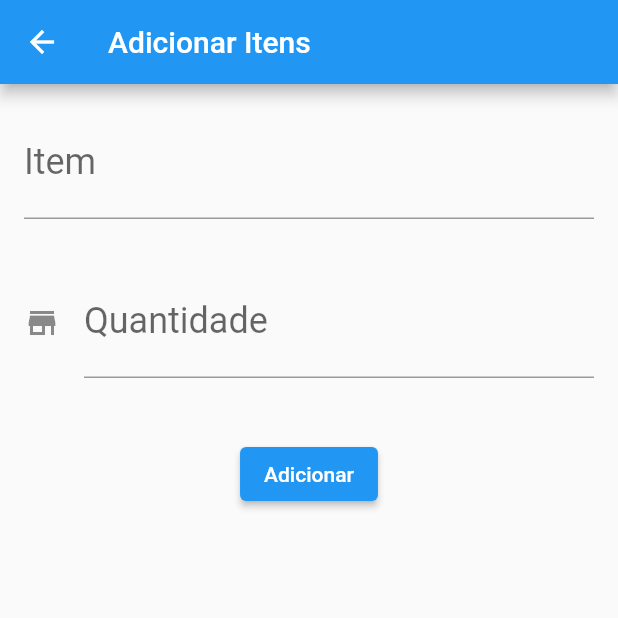
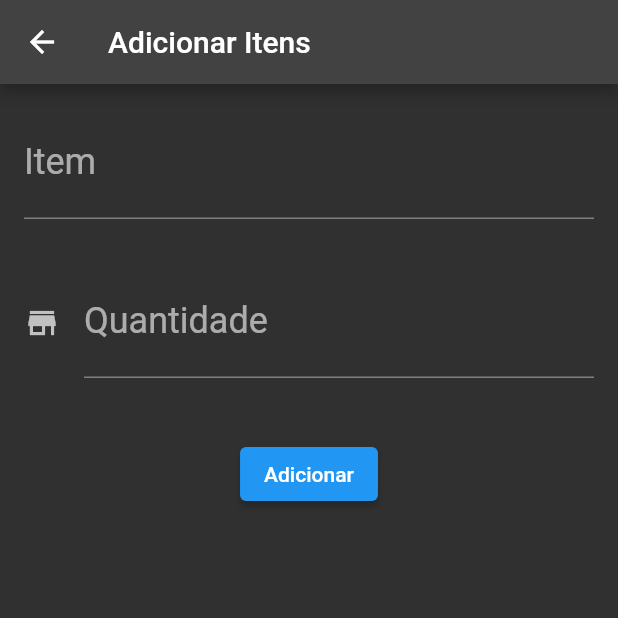
Before and after one commit to AllysonFernando/ListaDeCompras, a Flutter app: the screen it shows after launch, after a tap on the "add shopping cart" icon, on a phone screen of 412 x 824 dp, the top half of it. Run offline on Flutter 3.47's test engine with Material 2 defaults, Android fonts, the phone set to English and light mode, and no system bars.

Commit message:
Separando em arquivos

```diff
--- /dev/null
+++ b/lista_flutter/lib/components/editor.dart
@@ -0,0 +1,40 @@
+import 'package:flutter/material.dart';
+
+class Editor extends StatelessWidget {
+  final TextEditingController _controlador;
+  final String _campoItem;
+  final String _campoDica;
+  final TextInputType _teclado;
+  final IconData? _icone;
+
+  const Editor({
+    Key? key,
+    required TextEditingController controlador,
+    required String campoItem,
+    required String campoDica,
+    required TextInputType teclado,
+    IconData? icone,
+  })  : _controlador = controlador,
+        _campoItem = campoItem,
+        _campoDica = campoDica,
+        _teclado = teclado,
+        _icone = icone,
+        super(key: key);
+
+  @override
+  Widget build(BuildContext context) {
+    return Padding(
+      padding: const EdgeInsets.all(16.0),
+      child: TextField(
+        controller: _controlador,
+        style: const TextStyle(fontSize: 24),
+        decoration: InputDecoration(
+          icon: _icone != null ? Icon(_icone) : null,
+          labelText: _campoItem,
+          hintText: _campoDica,
+        ),
+        keyboardType: _teclado,
+      ),
+    );
+  }
+}
--- a/lista_flutter/lib/main.dart
+++ b/lista_flutter/lib/main.dart
@@ -1,4 +1,5 @@
 import 'package:flutter/material.dart';
+import 'package:lista_flutter/screens/lista_compras.dart';
 
 void main() => runApp(const ListaDeComprasApp());
 
@@ -8,166 +9,8 @@ class ListaDeComprasApp extends StatelessWidget {
   @override
   Widget build(BuildContext context) {
     return MaterialApp(
-      home: Scaffold(
-        body: ListaDeCompras(),
-      ),
+      theme: ThemeData.dark(),
+      home: ListaDeCompras(),
     );
   }
 }
-
-class ListaDeCompras extends StatefulWidget {
-  final List<AdicionarItem> _itemAdicionado = List.empty(growable: true);
-
-  @override
-  State<StatefulWidget> createState() {
-    return ListaDeComprasState();
-  }
-}
-
-class ListaDeComprasState extends State<ListaDeCompras> {
-  @override
-  Widget build(BuildContext context) {
-    return Scaffold(
-      appBar: AppBar(
-          title: const Text(
-        "Lista de Compras",
-        textAlign: TextAlign.center,
-      )),
-      body: ListView.builder(
-        itemCount: widget._itemAdicionado.length,
-        itemBuilder: (context, index) {
-          final itemFinal = widget._itemAdicionado[index];
-          return ItensAdicionado(itemFinal);
-        },
-      ),
-      floatingActionButton: FloatingActionButton(
-        onPressed: () {
-          final Future future =
-              Navigator.push(context, MaterialPageRoute(builder: (context) {
-            return FormularioCompra();
-          }));
-          future.then((compraAdicionada) {
-            if (compraAdicionada != null) {
-              setState(() {
-                widget._itemAdicionado.add(compraAdicionada);
-              });
-            }
-          });
-        },
-        child: const Icon(Icons.add_shopping_cart),
-      ),
-    );
-  }
-}
-
-class ItensAdicionado extends StatelessWidget {
-  final AdicionarItem _adicionarItem;
-
-  ItensAdicionado(this._adicionarItem);
-
-  @override
-  Widget build(BuildContext context) {
-    return Card(
-      child: ListTile(
-        leading: const Icon(Icons.shopping_cart),
-        title: Text(_adicionarItem.item.toString()),
-        subtitle: Text('Qtd: ${_adicionarItem.quantidade.toString()}'),
-      ),
-    );
-  }
-}
-
-class AdicionarItem {
-  final String item;
-  final int quantidade;
-
-  AdicionarItem(this.item, this.quantidade);
-}
-
-class FormularioCompra extends StatefulWidget {
-  @override
-  State<StatefulWidget> createState() {
-    return FormularioCompraState();
-  }
-}
-
-class FormularioCompraState extends State<FormularioCompra> {
-  final TextEditingController _controladorNome = TextEditingController();
-  final TextEditingController _controladorQuantidade = TextEditingController();
-
-  @override
-  Widget build(BuildContext context) {
-    return Scaffold(
-        appBar: AppBar(title: const Text("Adicionar Itens")),
-        body: SingleChildScrollView(
-          child: Column(children: [
-            Editor(
-                controlador: _controladorNome,
-                campoItem: "Item",
-                campoDica: "Ex. Arroz",
-                teclado: TextInputType.text),
-            Editor(
-                controlador: _controladorQuantidade,
-                campoItem: "Quantidade",
-                campoDica: "Ex. 1",
-                teclado: TextInputType.number,
-                icone: Icons.store_mall_directory),
-            Padding(
-                padding: const EdgeInsets.fromLTRB(8, 24, 8, 16),
-                child: ElevatedButton(
-                    onPressed: () => {
-                          _criarCompra(context),
-                        },
-                    child: const Text("Adicionar"))),
-          ]),
-        ));
-  }
-
-  void _criarCompra(BuildContext context) {
-    final String nomeProduto = _controladorNome.text;
-    final int? quantidadeCompra = int.tryParse(_controladorQuantidade.text);
-    if (nomeProduto != null && quantidadeCompra != null) {
-      final compraAdicionada = AdicionarItem(nomeProduto, quantidadeCompra);
-      Navigator.pop(context, compraAdicionada);
-    }
-  }
-}
-
-class Editor extends StatelessWidget {
-  final TextEditingController _controlador;
-  final String _campoItem;
-  final String _campoDica;
-  final TextInputType _teclado;
-  final IconData? _icone;
-
-  const Editor(
-      {Key? key,
-      required TextEditingController controlador,
-      required String campoItem,
-      required String campoDica,
-      required TextInputType teclado,
-      IconData? icone})
-      : _controlador = controlador,
-        _campoItem = campoItem,
-        _campoDica = campoDica,
-        _teclado = teclado,
-        _icone = icone,
-        super(key: key);
-
-  @override
-  Widget build(BuildContext context) {
-    return Padding(
-      padding: const EdgeInsets.all(16.0),
-      child: TextField(
-        controller: _controlador,
-        style: const TextStyle(fontSize: 24),
-        decoration: InputDecoration(
-          icon: _icone != null ? Icon(_icone) : null,
-          labelText: _campoItem,
-          hintText: _campoDica,
-        ),
-        keyboardType: _teclado,
-      ),
-    );
-  }
-}
--- /dev/null
+++ b/lista_flutter/lib/models/adicionar_item.dart
@@ -0,0 +1,6 @@
+class AdicionarItem {
+  final String item;
+  final int quantidade;
+
+  AdicionarItem(this.item, this.quantidade);
+}
--- /dev/null
+++ b/lista_flutter/lib/screens/formulario_compra.dart
@@ -0,0 +1,62 @@
+import 'package:flutter/material.dart';
+
+import '../components/editor.dart';
+import '../models/adicionar_item.dart';
+
+class FormularioCompra extends StatefulWidget {
+  @override
+  State<StatefulWidget> createState() {
+    return FormularioCompraState();
+  }
+}
+
+const _tituloAppBar = "Adicionar Itens";
+const _textButton = "Adicionar";
+
+const _tituloItem = "Item";
+const _dicaItem = "Ex. Arroz";
+
+const _tituloQuantidade = "Quantidade";
+const _dicaQuantidade = "Ex. 1";
+
+class FormularioCompraState extends State<FormularioCompra> {
+  final TextEditingController _controladorNome = TextEditingController();
+  final TextEditingController _controladorQuantidade = TextEditingController();
+
+  @override
+  Widget build(BuildContext context) {
+    return Scaffold(
+        appBar: AppBar(title: const Text(_tituloAppBar)),
+        body: SingleChildScrollView(
+          child: Column(children: [
+            Editor(
+                controlador: _controladorNome,
+                campoItem: _tituloItem,
+                campoDica: _dicaItem,
+                teclado: TextInputType.text),
+            Editor(
+                controlador: _controladorQuantidade,
+                campoItem: _tituloQuantidade,
+                campoDica: _dicaQuantidade,
+                teclado: TextInputType.number,
+                icone: Icons.store_mall_directory),
+            Padding(
+                padding: const EdgeInsets.fromLTRB(8, 24, 8, 16),
+                child: ElevatedButton(
+                    onPressed: () => {
+                          _criarCompra(context),
+                        },
+                    child: const Text(_textButton))),
+          ]),
+        ));
+  }
+
+  void _criarCompra(BuildContext context) {
+    final String nomeProduto = _controladorNome.text;
+    final int? quantidadeCompra = int.tryParse(_controladorQuantidade.text);
+    if (nomeProduto != null && quantidadeCompra != null) {
+      final compraAdicionada = AdicionarItem(nomeProduto, quantidadeCompra);
+      Navigator.pop(context, compraAdicionada);
+    }
+  }
+}
--- /dev/null
+++ b/lista_flutter/lib/screens/lista_compras.dart
@@ -0,0 +1,72 @@
+import 'package:flutter/material.dart';
+import 'package:lista_flutter/screens/formulario_compra.dart';
+
+import '../models/adicionar_item.dart';
+
+const _titleAppBar = "Lista de compras";
+
+class ListaDeCompras extends StatefulWidget {
+  final List<AdicionarItem> _itemAdicionado = List.empty(growable: true);
+
+  ListaDeCompras({Key? key}) : super(key: key);
+
+  @override
+  State<StatefulWidget> createState() {
+    return ListaDeComprasState();
+  }
+}
+
+class ListaDeComprasState extends State<ListaDeCompras> {
+  @override
+  Widget build(BuildContext context) {
+    return Scaffold(
+      appBar: AppBar(
+        title: const Text(
+          _titleAppBar,
+          textAlign: TextAlign.center,
+        ),
+      ),
+      body: ListView.builder(
+        itemCount: widget._itemAdicionado.length,
+        itemBuilder: (context, index) {
+          final itemFinal = widget._itemAdicionado[index];
+          return ItensAdicionado(itemFinal);
+        },
+      ),
+      floatingActionButton: FloatingActionButton(
+        onPressed: () {
+          final Future future =
+              Navigator.push(context, MaterialPageRoute(builder: (context) {
+            return FormularioCompra();
+          })).then((compraAdicionada) => _atualiza(compraAdicionada));
+        },
+        child: const Icon(Icons.add_shopping_cart),
+      ),
+    );
+  }
+
+  void _atualiza(compraAdicionada) {
+    if (compraAdicionada != null) {
+      setState(() {
+        widget._itemAdicionado.add(compraAdicionada);
+      });
+    }
+  }
+}
+
+class ItensAdicionado extends StatelessWidget {
+  final AdicionarItem _adicionarItem;
+
+  ItensAdicionado(this._adicionarItem);
+
+  @override
+  Widget build(BuildContext context) {
+    return Card(
+      child: ListTile(
+        leading: const Icon(Icons.shopping_cart),
+        title: Text(_adicionarItem.item.toString()),
+        subtitle: Text('Qtd: ${_adicionarItem.quantidade.toString()}'),
+      ),
+    );
+  }
+}
```
